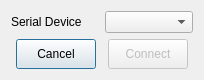
Qt form serial_dialog.ui (cbrice72/LIBRA-App) before a commit.
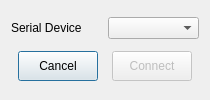
The same form after that commit. Icons and pictures are not drawn.

Commit message: minor tweak to show title bar better

```diff
--- a/serial_dialog.ui
+++ b/serial_dialog.ui
@@ -6,10 +6,22 @@
    <rect>
     <x>0</x>
     <y>0</y>
-    <width>204</width>
-    <height>78</height>
+    <width>210</width>
+    <height>100</height>
    </rect>
   </property>
+  <property name="minimumSize">
+   <size>
+    <width>210</width>
+    <height>100</height>
+   </size>
+  </property>
+  <property name="maximumSize">
+   <size>
+    <width>210</width>
+    <height>100</height>
+   </size>
+  </property>
   <property name="windowTitle">
    <string>Connect to Serial</string>
   </property>
```
